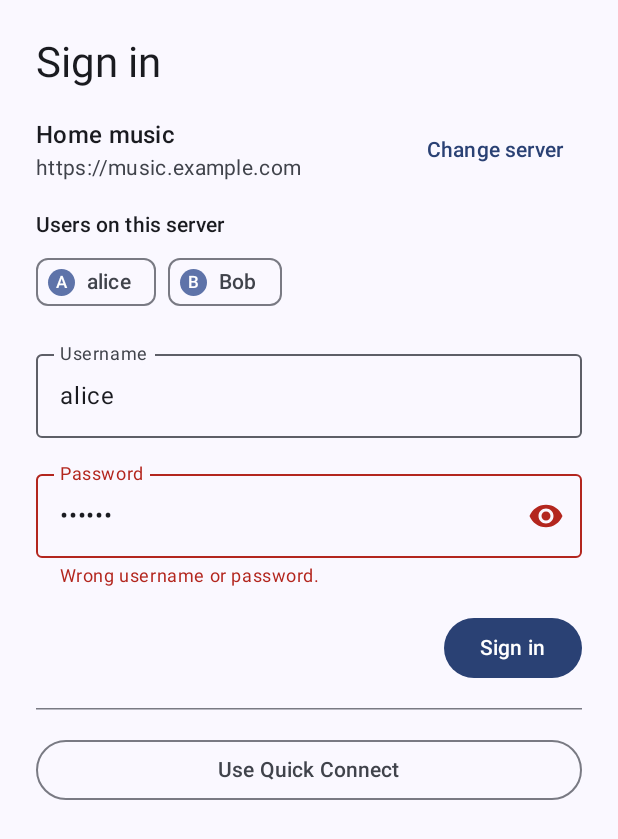
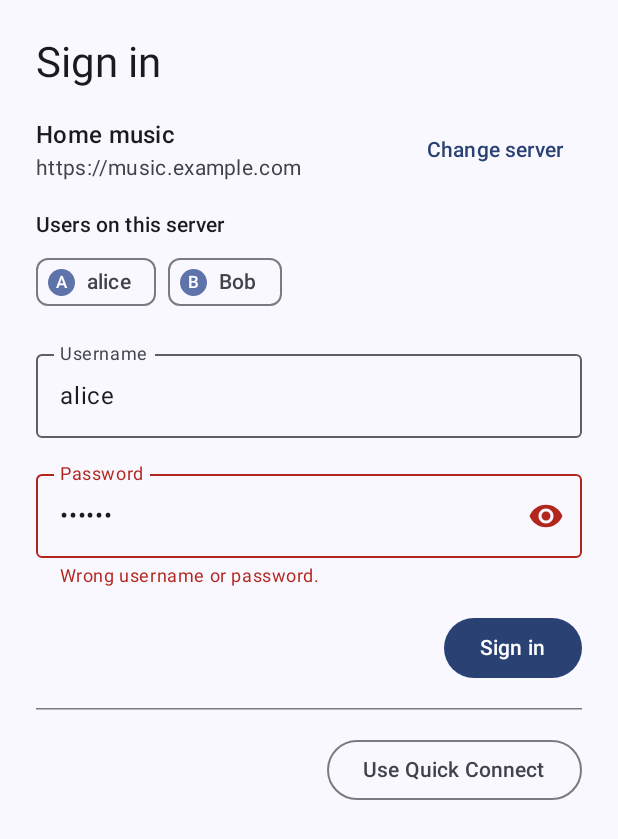
Before and after one commit to lorber13/jellyfin-music-player, an Android app built with Jetpack Compose: the @Preview function SignInWithUsersPreview, on a phone screen of 412 x 824 dp. Shown: the top 839 px of the screen. Run offline under Robolectric (Android 15) with nearby library versions, the phone set to English and light mode, and no system bars; our stand-ins replace Dagger/Hilt's generated code; libraries missing offline, so code that uses them is left out: androidx.hilt.lifecycle.

Commit message:
fix(login): make the other sign-in way a compact end-aligned button
"Use Quick Connect" and "Sign in with password" were full width and
outweighed the main Sign in button. They now wrap their text and sit on
the right like the main buttons. "Get a new code" and "Try again" are
right-aligned too.

Refs: ACC-03

Co-Authored-By: Claude Opus 5.5 <noreply@anthropic.com>
Claude-Session: https://claude.ai/code/session_01UH3ktxKxyDc5yQHsZuS36w

```diff
--- a/feature/login/src/main/kotlin/io/github/lorber13/jellyfinmusic/feature/login/SignInScreen.kt
+++ b/feature/login/src/main/kotlin/io/github/lorber13/jellyfinmusic/feature/login/SignInScreen.kt
@@ -163,12 +163,12 @@ internal fun SignInContent(
                 }
                 if (isQuickConnectAvailable) {
                     HorizontalDivider()
-                    OutlinedButton(
-                        onClick = onUseQuickConnect,
-                        modifier = Modifier.fillMaxWidth(),
-                        enabled = !isSigningIn
-                    ) {
-                        Text(stringResource(R.string.feature_login_use_quick_connect))
+                    // Aligned like the Sign in button, and no wider, so the other way in doesn't
+                    // outweigh the main one.
+                    Row(modifier = Modifier.fillMaxWidth(), horizontalArrangement = Arrangement.End) {
+                        OutlinedButton(onClick = onUseQuickConnect, enabled = !isSigningIn) {
+                            Text(stringResource(R.string.feature_login_use_quick_connect))
+                        }
                     }
                 }
             }
```
Also changed, not shown: feature/login/src/main/kotlin/io/github/lorber13/jellyfinmusic/feature/login/QuickConnectScreen.kt (+6 -1 lines).
